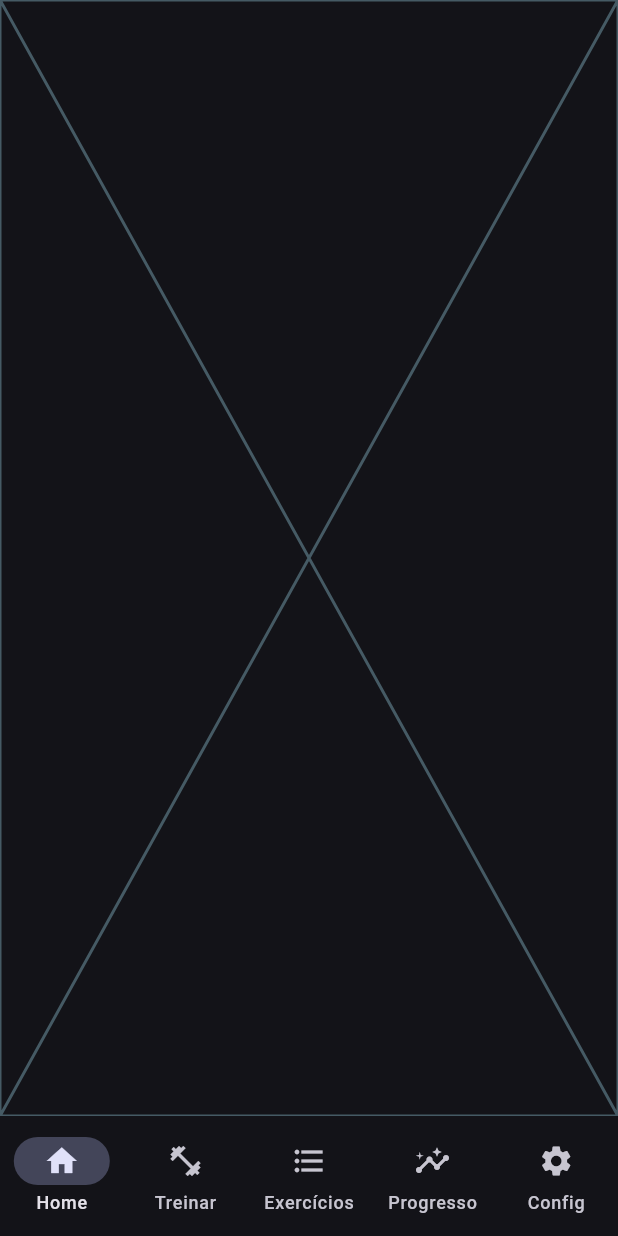
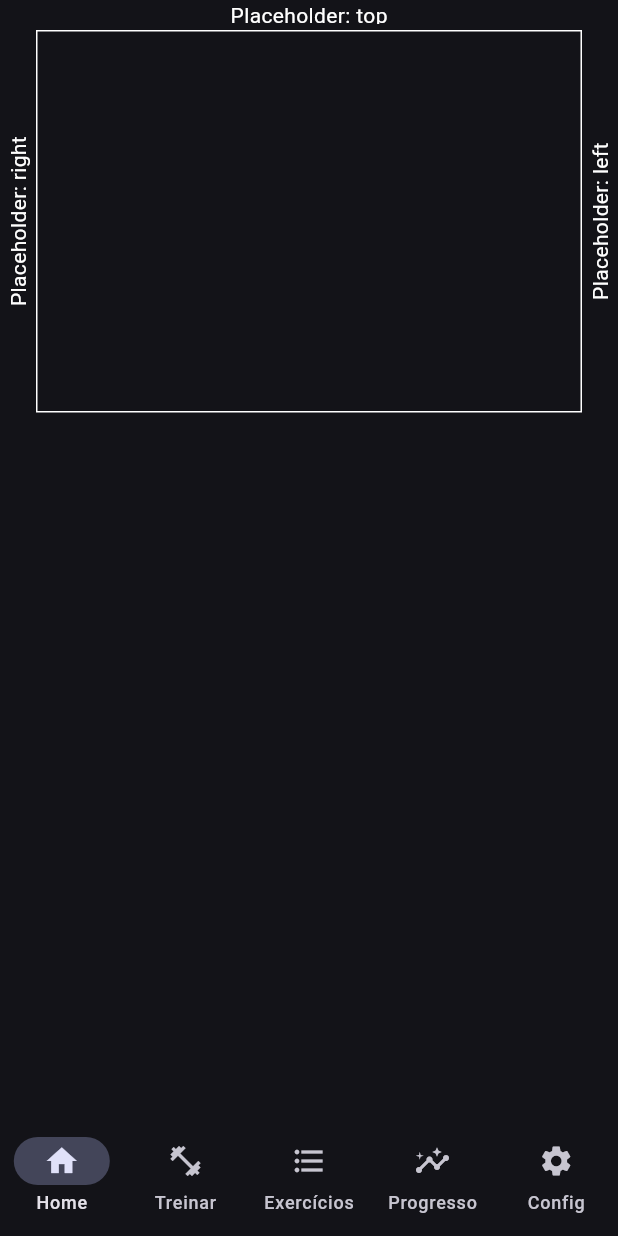
Before and after one commit to LucasKalil-Programador/fit_tracker, a Flutter app: the screen it shows after launch, on a phone screen of 412 x 824 dp. Run offline on Flutter 3.47's test engine with Material 3 defaults, Android fonts, the phone set to English and light mode, and no system bars; drawn by our look-alikes of fl_chart; our stand-ins replace flutter_slidable, percent_indicator, sqflite, synchronized; accounts and stored records are empty; statements that could not run were skipped.

Commit message:
Implementado bibiliotecas Fl_chart para graficos, percent indicator, StagedLayout, slidable

```diff
--- a/lib/my_app.dart
+++ b/lib/my_app.dart
@@ -1,4 +1,5 @@
 import 'package:fittrackr/widgets/Pages/exercise_list/exercise_list_page.dart';
+import 'package:fittrackr/widgets/Pages/home/home_page.dart';
 import 'package:fittrackr/widgets/Pages/workout/workout_page.dart';
 import 'package:flutter/material.dart';
 
@@ -88,7 +89,7 @@ class _MainWidgetState extends State<MainWidget> {
           NavigationDestination(icon: Icon(Icons.settings), label: "Config")
         ],
       ),
-      body: [const Placeholder(), const WorkoutPage(), const ExerciseListPage(), const Placeholder(), const Placeholder()][currentPageIndex],
+      body: [const HomePage(), const WorkoutPage(), const ExerciseListPage(), const Placeholder(), const Placeholder()][currentPageIndex],
     );
   }
 }
--- /dev/null
+++ b/lib/widgets/Pages/home/home_page.dart
@@ -0,0 +1,53 @@
+import 'dart:async';
+
+import 'package:fittrackr/widgets/common/default_graph.dart';
+import 'package:fl_chart/fl_chart.dart';
+import 'package:flutter/material.dart';
+import 'package:flutter_staggered_grid_view/flutter_staggered_grid_view.dart';
+
+class HomePage extends StatefulWidget {
+
+  const HomePage({super.key});
+
+  @override
+  State<HomePage> createState() => _HomePageState();
+}
+
+class _HomePageState extends State<HomePage> {
+
+  @override
+  Widget build(BuildContext context) {
+    return StaggeredGrid.count(
+      crossAxisCount: 4,
+      mainAxisSpacing: 16,
+      crossAxisSpacing: 16,
+      children: [
+        StaggeredGridTile.count(
+          crossAxisCellCount: 4,
+          mainAxisCellCount: 3,
+          child: GraphFromList(texts: [], values: []),
+        ),
+      ],
+    );
+  }
+}
+
+class GraphFromList extends StatelessWidget {
+  final List<double> values;
+  final List<String> texts;
+
+  const GraphFromList({
+    super.key,
+    required this.texts,
+    required this.values
+  });
+
+  @override
+  Widget build(BuildContext context) {
+    return DefaultGraph(spots: [
+      for(int i = 0; i < values.length; i++)
+        FlSpot(i.toDouble(), values[i]),
+      ],
+      bottomTitlesList: texts);
+  }
+}
--- /dev/null
+++ b/lib/widgets/common/default_graph.dart
@@ -0,0 +1,187 @@
+import 'package:fl_chart/fl_chart.dart';
+import 'package:flutter/material.dart';
+
+class DefaultGraph extends StatefulWidget {
+  final List<FlSpot> spots;
+  final double? minY;
+  final double? maxY;
+  final double? minX;
+  final double? maxX;
+  final Color borderColor;
+  final Color textColor;
+  final Color tooltipBackground;
+  final Color gradientColorStart;
+  final Color gradientColorEnd;
+  final String topTitle;
+  final List<String>? bottomTitlesList;
+  final String leftTitle;
+  final String rightTitle;
+
+  const DefaultGraph({
+    super.key,
+    required this.spots,
+    this.minY,
+    this.maxY,
+    this.minX,
+    this.maxX,
+    this.borderColor = Colors.white,
+    this.textColor = Colors.white,
+    this.tooltipBackground = Colors.blueGrey,
+    this.gradientColorStart = Colors.blueAccent,
+    this.gradientColorEnd = Colors.cyan,
+    this.topTitle = "Placeholder: top",
+    this.bottomTitlesList = null,
+    this.leftTitle = "Placeholder: left",
+    this.rightTitle = "Placeholder: right",
+  });
+
+  @override
+  State<DefaultGraph> createState() => _DefaultGraphState();
+}
+
+class _DefaultGraphState extends State<DefaultGraph> {
+  final List<int> selected = [];
+
+  @override
+  Widget build(BuildContext context) {
+    final lineBarsData = [LineChartBarData(
+      showingIndicators: selected,
+        spots: widget.spots,
+        isCurved: true,
+        dotData: FlDotData(show: true),
+        barWidth: 4,
+        shadow: const Shadow(blurRadius: 8),
+        gradient: LinearGradient(
+          colors: [widget.gradientColorStart, widget.gradientColorEnd],
+        ),
+        belowBarData: BarAreaData(
+          show: true,
+          gradient: LinearGradient(
+            colors: [
+              widget.gradientColorStart.withValues(alpha: 0.4),
+              widget.gradientColorEnd.withValues(alpha: 0.4),
+            ],
+          ),
+        ),
+      ),
+    ];
+
+    final flTitlesData = FlTitlesData(
+      leftTitles: AxisTitles(
+        axisNameWidget: Text(widget.rightTitle, style: TextStyle(color: widget.textColor)),
+        axisNameSize: 24,
+        sideTitles: SideTitles(showTitles: false, reservedSize: 0),
+      ),
+      rightTitles: AxisTitles(
+        axisNameWidget: Text(widget.leftTitle, style: TextStyle(color: widget.textColor)),
+        axisNameSize: 24,
+        sideTitles: SideTitles(showTitles: false, reservedSize: 0),
+      ),
+      topTitles: AxisTitles(
+        axisNameWidget: Text(widget.topTitle, textAlign: TextAlign.left, style: TextStyle(color: widget.textColor)),
+        sideTitles: SideTitles(showTitles: true, reservedSize: 4),
+      ),
+      bottomTitles: AxisTitles(
+        sideTitles: SideTitles(
+          showTitles: true,
+          interval: 1,
+          getTitlesWidget: (value, meta) => getTitle(value, meta),
+          reservedSize: 30,
+        ),
+      ),
+    );
+
+    final lineTouchData = LineTouchData(
+      enabled: true,
+      handleBuiltInTouches: false,
+      touchCallback: (event, response) {
+        if(response == null || response.lineBarSpots == null) {
+          return;
+        }
+
+        if(event is FlTapUpEvent) {
+          final spotIndex = response.lineBarSpots!.first.spotIndex;
+          setState(() {
+            if(selected.contains(spotIndex)) {
+              selected.remove(spotIndex);
+            } else {
+              selected.add(spotIndex);
+            }
+          });
+        }
+
+      },
+      touchTooltipData: LineTouchTooltipData(
+        getTooltipColor: (touchedSpot) => widget.tooltipBackground,
+        tooltipBorderRadius: BorderRadius.circular(8),
+        tooltipBorder: BorderSide(width: 2, color: widget.borderColor),
+        getTooltipItems: (lineBarsSpot) {
+          return lineBarsSpot.map((lineBarSpot) {
+            return LineTooltipItem(
+              lineBarSpot.y.toString(),
+              TextStyle(color: widget.textColor, fontWeight: FontWeight.bold),
+            );
+          }).toList();
+        },
+      ),
+      getTouchedSpotIndicator: (barData, spotIndexes) {
+        return spotIndexes.map((e) {
+          return TouchedSpotIndicatorData(
+            FlLine(color: widget.borderColor),
+            FlDotData(
+              show: true,
+              getDotPainter: (spot, percent, barData, index) =>
+              FlDotCirclePainter(
+                radius: 8,
+                strokeWidth: 2,
+                color: Color.lerp(widget.gradientColorStart, widget.gradientColorEnd, percent / 100)!,
+                strokeColor: widget.borderColor
+              ),
+            )
+          );
+        },).toList();
+      },
+    );
+
+    return LineChart(
+      LineChartData(
+        showingTooltipIndicators: selected.map((e) {
+              return ShowingTooltipIndicators([
+                LineBarSpot(lineBarsData[0], 0, widget.spots[e]),
+              ]);
+        },).toList(),
+        lineBarsData: lineBarsData,
+        lineTouchData: lineTouchData,
+        minY: widget.minY,
+        maxY: widget.maxY,
+        minX: widget.minX,
+        maxX: widget.maxX,
+        gridData: FlGridData(show: false),
+        titlesData: flTitlesData,
+        borderData: FlBorderData(
+          show: true,
+          border: Border.all(
+            color: widget.borderColor
+          )
+        )
+      )
+    );
+  }
+
+  Widget getTitle(double value, TitleMeta meta) {
+    final style = TextStyle(
+      fontWeight: FontWeight.bold,
+      fontFamily: 'Digital',
+      color: widget.textColor,
+    );
+
+    final key = value.toInt();
+    if ((widget.bottomTitlesList?.length ?? 0) > key) {
+      return SideTitleWidget(
+        meta: meta,
+        child: Text(widget.bottomTitlesList![key], style: style,),
+      );
+    }
+    return Container();
+  }
+}
--- a/lib/widgets/common/default_widgets.dart
+++ b/lib/widgets/common/default_widgets.dart
@@ -123,3 +123,30 @@ class DeleteBackground extends StatelessWidget {
     );
   }
 }
+
+// For layout test
+class Tile extends StatelessWidget {
+
+  final int index;
+
+  const Tile({super.key, required this.index});
+
+  @override
+  Widget build(BuildContext context) {
+    final colorList = [
+      Colors.red,
+      Colors.black,
+      Colors.white,
+      Colors.blue,
+      Colors.green,
+      Colors.yellow,
+      Colors.purple,
+      Colors.orange,
+      Colors.pink,
+    ];
+    return Container(
+        color: colorList[index == 0 ? 0 : index % colorList.length],
+        child: Center(child: Text("$index", style: Theme.of(context).textTheme.titleLarge)),
+    );
+  }
+}
--- a/pubspec.yaml
+++ b/pubspec.yaml
@@ -41,6 +41,8 @@ dependencies:
   sqflite_common_ffi: ^2.3.5
   flutter_slidable: ^4.0.0
   percent_indicator: ^4.2.5
+  flutter_staggered_grid_view: ^0.7.0
+  fl_chart: ^0.71.0
 
 dev_dependencies:
   flutter_launcher_icons: ^0.14.3
```
Also changed, not shown: pubspec.lock, 1 other file.
